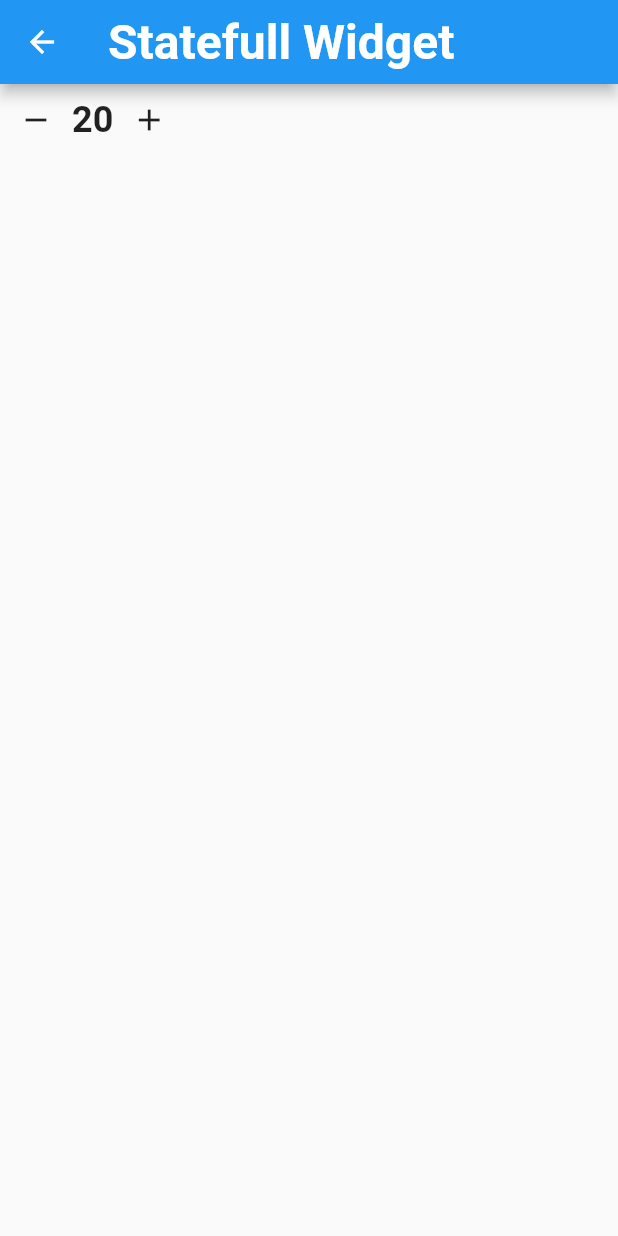
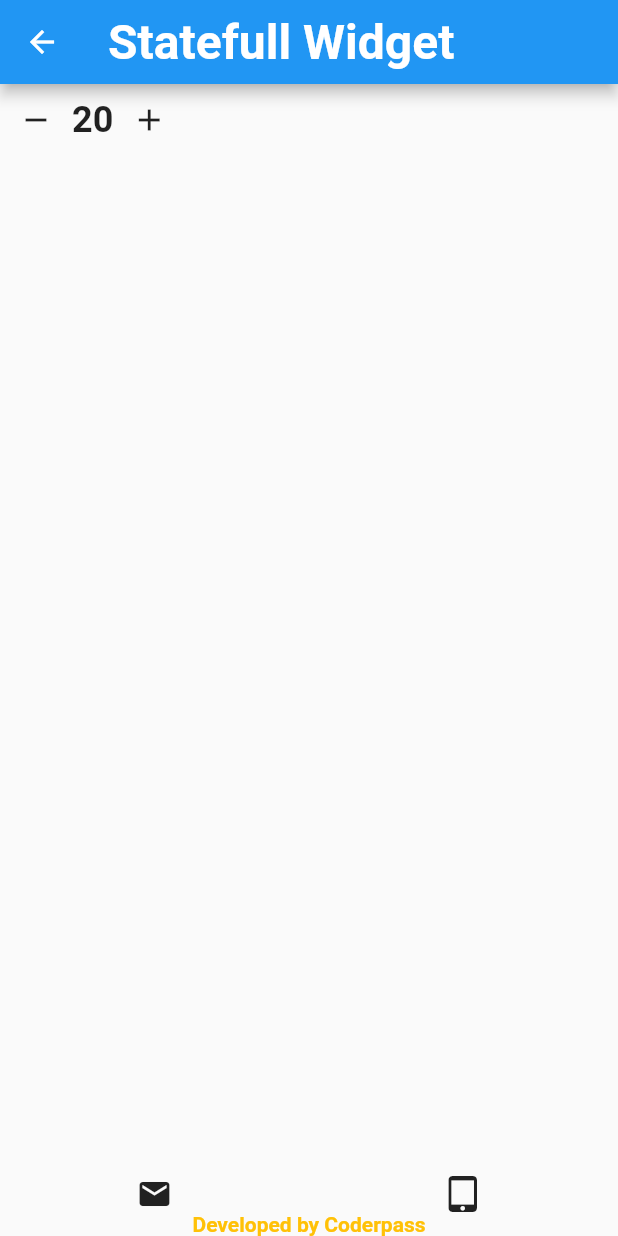
Before and after one commit to qinyanjuidavid/Flutter-All-Round, a Flutter app: the StateFullScreen screen opened by its route, on a phone screen of 412 x 824 dp. Run offline on Flutter 3.47's test engine with Material 2 defaults, Android fonts, the phone set to English and light mode, and no system bars.

Commit message:
:racehorse: widget composition

```diff
--- a/lib/views/statefull_widget.dart
+++ b/lib/views/statefull_widget.dart
@@ -1,4 +1,5 @@
 import 'package:flutter/material.dart';
+import 'package:pro1/widgets/footer.dart';
 
 class StateFullScreen extends StatefulWidget {
   final int id;
@@ -67,6 +68,7 @@ class _StateFullScreenState extends State<StateFullScreen> {
             ),
           ],
         ),
+        bottomNavigationBar: const FooterWidget(),
       ),
     );
   }
--- /dev/null
+++ b/lib/widgets/footer.dart
@@ -0,0 +1,30 @@
+import 'package:flutter/material.dart';
+
+class FooterWidget extends StatelessWidget {
+  const FooterWidget({Key? key}) : super(key: key);
+
+  @override
+  Widget build(BuildContext context) {
+    return Column(
+      mainAxisSize: MainAxisSize.min,
+      children: [
+        Row(
+          mainAxisAlignment: MainAxisAlignment.spaceAround,
+          children: const [
+            Icon(Icons.email),
+            Icon(
+              Icons.tablet_mac,
+            )
+          ],
+        ),
+        const Text(
+          "Developed by Coderpass",
+          style: TextStyle(
+            color: Colors.amber,
+            fontWeight: FontWeight.bold,
+          ),
+        )
+      ],
+    );
+  }
+}
```
